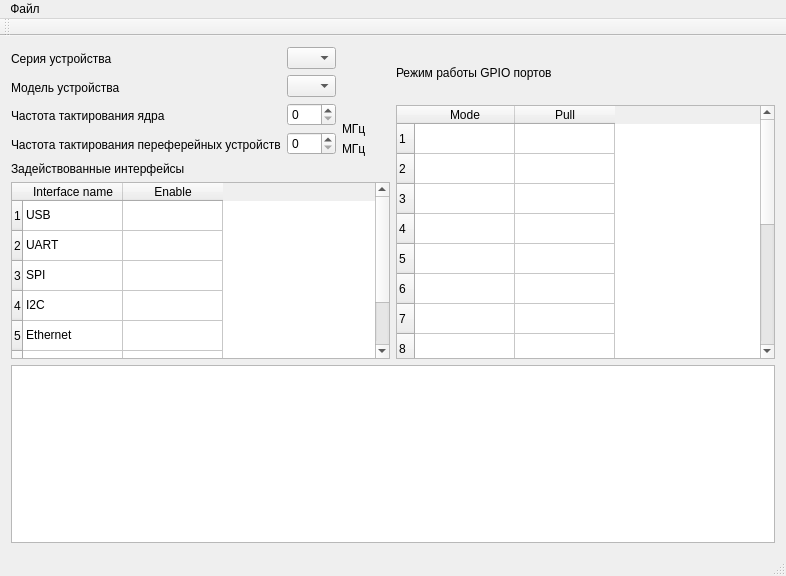
The window that mainwindow.ui (dlsingle/AKMO) describes before a commit, drawn with Qt 5.
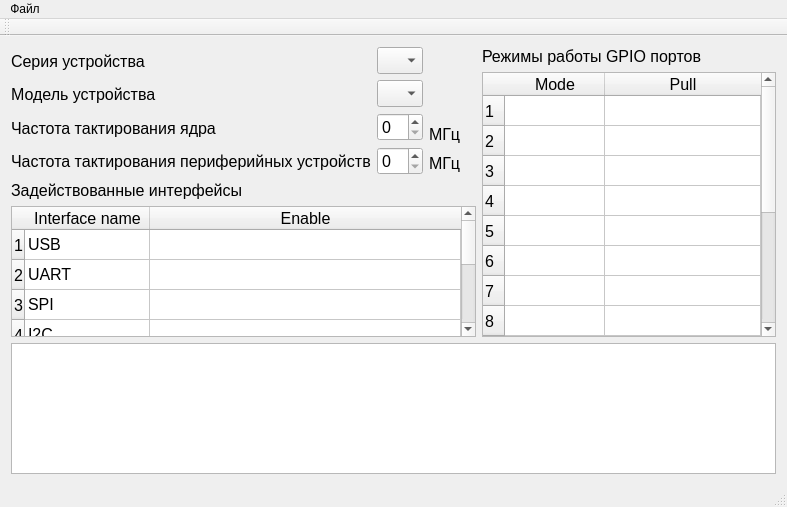
The same window after the commit.

Commit message: Исправления

What changed in the file:
```diff
--- a/mainwindow.ui
+++ b/mainwindow.ui
@@ -6,17 +6,37 @@
    <rect>
     <x>0</x>
     <y>0</y>
-    <width>786</width>
-    <height>576</height>
+    <width>787</width>
+    <height>507</height>
    </rect>
   </property>
   <property name="windowTitle">
    <string>MainWindow</string>
   </property>
   <widget class="QWidget" name="centralWidget">
+   <property name="font">
+    <font>
+     <family>Arimo</family>
+     <pointsize>12</pointsize>
+     <weight>50</weight>
+     <bold>false</bold>
+    </font>
+   </property>
    <layout class="QGridLayout" name="gridLayout">
     <item row="0" column="0" rowspan="2">
      <layout class="QHBoxLayout" name="horizontalLayout">
+      <property name="leftMargin">
+       <number>0</number>
+      </property>
+      <property name="topMargin">
+       <number>0</number>
+      </property>
+      <property name="rightMargin">
+       <number>0</number>
+      </property>
+      <property name="bottomMargin">
+       <number>0</number>
+      </property>
       <item>
        <layout class="QVBoxLayout" name="verticalLayout">
         <item>
@@ -43,7 +63,7 @@
         <item>
          <widget class="QLabel" name="label_4">
           <property name="text">
-           <string>Частота тактирования переферейных устройств</string>
+           <string>Частота тактирования периферийных устройств</string>
           </property>
          </widget>
         </item>
@@ -161,8 +181,14 @@
     </item>
     <item row="0" column="1">
      <widget class="QLabel" name="label_5">
+      <property name="sizePolicy">
+       <sizepolicy hsizetype="Fixed" vsizetype="Fixed">
+        <horstretch>0</horstretch>
+        <verstretch>0</verstretch>
+       </sizepolicy>
+      </property>
       <property name="text">
-       <string>Режим работы GPIO портов </string>
+       <string>Режимы работы GPIO портов </string>
       </property>
      </widget>
     </item>
@@ -174,6 +200,9 @@
         <verstretch>0</verstretch>
        </sizepolicy>
       </property>
+      <attribute name="horizontalHeaderStretchLastSection">
+       <bool>true</bool>
+      </attribute>
       <row>
        <property name="text">
         <string>1</string>
@@ -253,11 +282,17 @@
        <property name="text">
         <string>Mode</string>
        </property>
+       <property name="textAlignment">
+        <set>AlignCenter</set>
+       </property>
       </column>
       <column>
        <property name="text">
         <string>Pull</string>
        </property>
+       <property name="textAlignment">
+        <set>AlignCenter</set>
+       </property>
       </column>
      </widget>
     </item>
@@ -270,6 +305,12 @@
     </item>
     <item row="3" column="0">
      <widget class="QTableWidget" name="tableWidget_2">
+      <attribute name="horizontalHeaderDefaultSectionSize">
+       <number>125</number>
+      </attribute>
+      <attribute name="horizontalHeaderStretchLastSection">
+       <bool>true</bool>
+      </attribute>
       <row>
        <property name="text">
         <string>1</string>
@@ -309,11 +350,17 @@
        <property name="text">
         <string>Interface name</string>
        </property>
+       <property name="textAlignment">
+        <set>AlignCenter</set>
+       </property>
       </column>
       <column>
        <property name="text">
         <string>Enable</string>
        </property>
+       <property name="textAlignment">
+        <set>AlignCenter</set>
+       </property>
       </column>
       <item row="0" column="0">
        <property name="text">
@@ -366,7 +413,7 @@
     <rect>
      <x>0</x>
      <y>0</y>
-     <width>786</width>
+     <width>787</width>
      <height>30</height>
     </rect>
    </property>
```
The commit also changes 1 other file.
